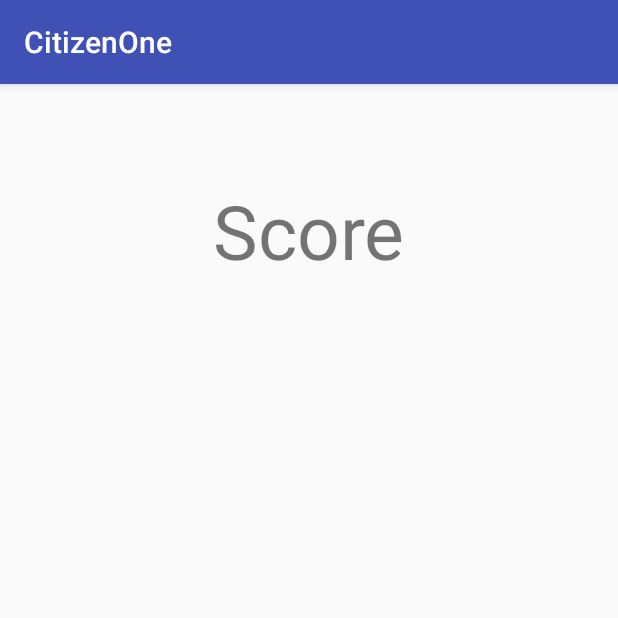
After one commit to huerta-eric/CitizenOne, an Android app: the ProgressActivity screen opened directly, with no data from a screen before it, on a phone screen of 412 x 824 dp, the top half of it. The commit adds this screen. Run offline under Robolectric (Android 15) with nearby library versions, the phone set to English and light mode, and no system bars.

Commit message:
Added new launcher icon as well as images in the main menu and questionnaire. Added progress activity. Disabled buttons when one answer is chosen

```diff
--- a/app/src/main/AndroidManifest.xml
+++ b/app/src/main/AndroidManifest.xml
@@ -4,7 +4,7 @@
 
     <application
         android:allowBackup="true"
-        android:icon="@mipmap/ic_launcher"
+        android:icon="@mipmap/ic_burger_transparent"
         android:label="@string/app_name"
         android:supportsRtl="true"
         android:theme="@style/AppTheme">
@@ -15,7 +15,8 @@
                 <category android:name="android.intent.category.LAUNCHER" />
             </intent-filter>
         </activity>
-        <activity android:name="com.lalax.citizenone.controllers.QuestionnaireActivity"></activity>
+        <activity android:name="com.lalax.citizenone.controllers.QuestionnaireActivity" />
+        <activity android:name="com.lalax.citizenone.controllers.ProgressActivity"></activity>
     </application>
 
 </manifest>
--- /dev/null
+++ b/app/src/main/java/com/lalax/citizenone/controllers/ProgressActivity.java
@@ -0,0 +1,28 @@
+package com.lalax.citizenone.controllers;
+
+import android.os.Bundle;
+import android.support.v7.app.AppCompatActivity;
+import android.widget.TextView;
+
+import citizenone.lalax.com.citizenone.R;
+
+public class ProgressActivity extends AppCompatActivity {
+
+    private TextView progressScoreTextView;
+    private String progressScore;
+
+    @Override
+    protected void onCreate(Bundle savedInstanceState) {
+        super.onCreate(savedInstanceState);
+        setContentView(R.layout.activity_progress);
+
+        // Created the text box where the score will be displayed
+        progressScoreTextView = (TextView) findViewById(R.id.progressScoreTextView);
+
+
+    }
+
+    public void setProgressScore(String questionnaireScore){
+        progressScore = questionnaireScore;
+    }
+}
--- /dev/null
+++ b/app/src/main/res/layout/activity_progress.xml
@@ -0,0 +1,22 @@
+<?xml version="1.0" encoding="utf-8"?>
+<android.support.constraint.ConstraintLayout xmlns:android="http://schemas.android.com/apk/res/android"
+    xmlns:app="http://schemas.android.com/apk/res-auto"
+    xmlns:tools="http://schemas.android.com/tools"
+    android:id="@+id/activity_progress"
+    android:layout_width="match_parent"
+    android:layout_height="match_parent"
+    tools:context="com.lalax.citizenone.controllers.ProgressActivity">
+
+    <TextView
+        android:text="Score"
+        android:layout_width="wrap_content"
+        android:layout_height="wrap_content"
+        android:id="@+id/progressScoreTextView"
+        android:layout_marginStart="16dp"
+        app:layout_constraintLeft_toLeftOf="parent"
+        android:layout_marginEnd="16dp"
+        app:layout_constraintRight_toRightOf="parent"
+        android:layout_marginTop="64dp"
+        app:layout_constraintTop_toTopOf="parent"
+        android:textSize="50sp" />
+</android.support.constraint.ConstraintLayout>
--- a/app/src/main/res/values/colors.xml
+++ b/app/src/main/res/values/colors.xml
@@ -2,8 +2,8 @@
 <resources>
     <color name="colorPrimary">#3F51B5</color>
     <color name="colorPrimaryDark">#303f9f</color>
-    <color name="colorAccent">#FF4081</color>
-    <color name="red">#ffff0000</color>
+    <color name="colorAccent">#ff4081</color>
+    <color name="red">#df2424</color>
     <color name="green">#00ff00</color>
     <color name="purplish">#ffaa66cc</color>
 </resources>
```
Also changed, not shown: app/src/main/java/com/lalax/citizenone/controllers/MainMenuActivity.java (+10 -0 lines), app/src/main/java/com/lalax/citizenone/controllers/QuestionnaireActivity.java (+113 -79 lines), app/src/main/java/com/lalax/citizenone/models/ProblemCreator.java (+3 -15 lines), app/src/main/java/com/lalax/citizenone/models/ProblemDatabase.java (+37 -37 lines), app/src/main/res/layout/activity_main_menu.xml (+11 -1 lines), app/src/main/res/layout/activity_questionnaire.xml (+40 -23 lines), app/src/main/res/drawable/joey_csunyo_map_usa_small.jpg (added).
